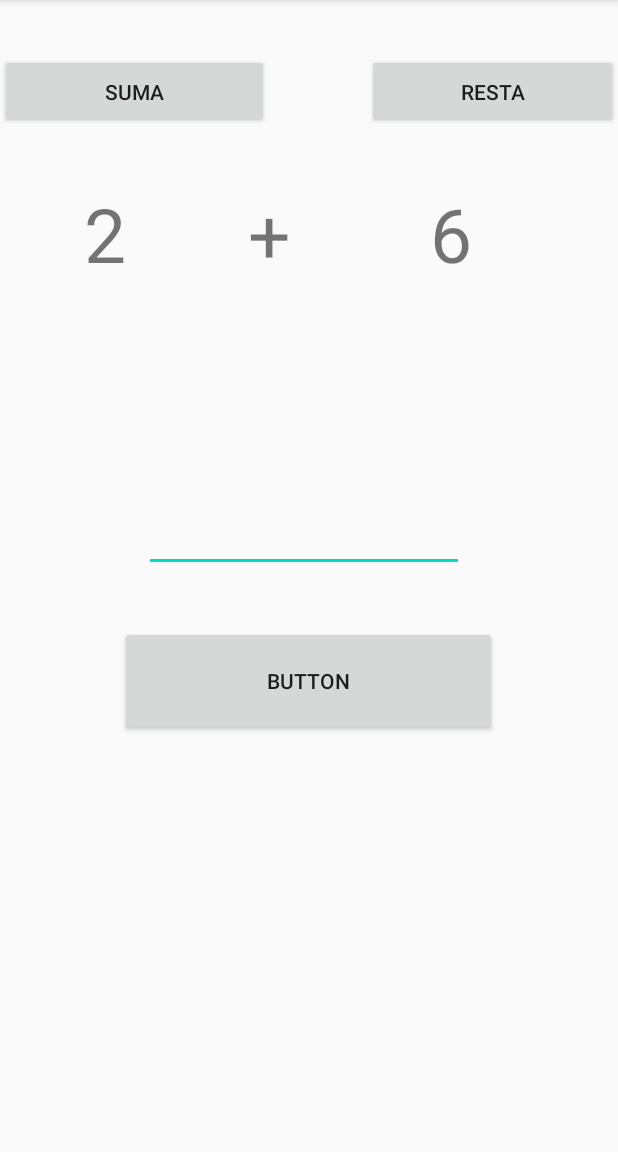
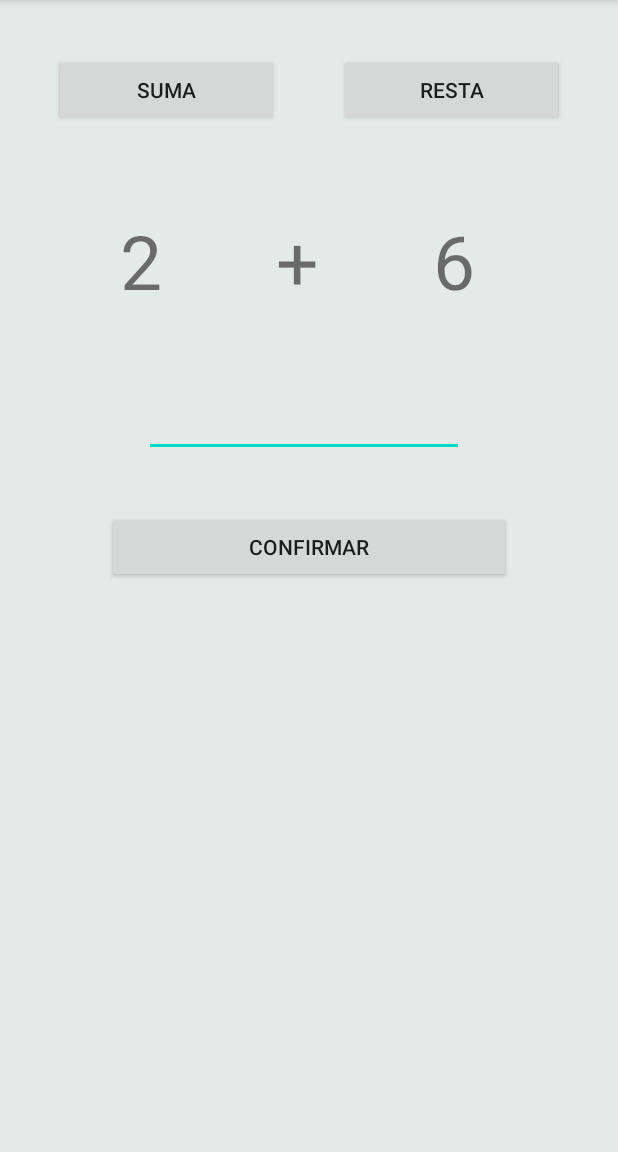
Before and after one commit to joni1023/LearnToMath, an Android app: the screen it shows after launch (MainActivity), on a phone screen of 412 x 824 dp, the part 84-1236 px from its top. Run offline under Robolectric (Android 15) with nearby library versions, the phone set to English and light mode, and no system bars.

Commit message:
varios arreglos

```diff
--- a/app/src/main/java/com/example/mentalmath/MainActivity.kt
+++ b/app/src/main/java/com/example/mentalmath/MainActivity.kt
@@ -2,7 +2,6 @@ package com.example.mentalmath
 
 import android.os.Bundle
 import android.view.View
-import android.widget.Button
 import android.widget.Toast
 import androidx.appcompat.app.AppCompatActivity
 import kotlinx.android.synthetic.main.activity_main.*
@@ -39,8 +38,9 @@ class MainActivity : AppCompatActivity(),View.OnClickListener {
 
     }
     private fun createResta(){
-        numOne.text= ((0..10).random()).toString()
-        numtwo.text= ((0..10).random()).toString()
+        val primer:Int=(0..10).random()
+        numOne.text= primer.toString()
+        numtwo.text= ((0..primer).random()).toString()
         signed.text="-"
 
     }
@@ -48,17 +48,29 @@ class MainActivity : AppCompatActivity(),View.OnClickListener {
     private fun enviarResult(){
         val num1: Int =  Integer.parseInt(numOne.text.toString())
         val num2: Int = Integer.parseInt(numtwo.text.toString())
+        val signo=signed.text.toString()
         val res: Int = Integer.parseInt(result.text.toString())
-        if (res == num1+num2 ){
-            Toast.makeText(this, "si verdader", Toast.LENGTH_SHORT).show()
-        }else{
-            result.text.clear()
-            if (signed.text.toString() == "+") {
+        when(signo){
+            "+" -> if (res == num1 + num2) {
+                Toast.makeText(this, "si verdader", Toast.LENGTH_SHORT).show()
+                result.text.clear()
                 createSuma()
-            }else{
+            } else {
+                Toast.makeText(this, "incorrecto", Toast.LENGTH_SHORT).show()
+                result.text.clear()
+                createSuma()
+                    }
+            "-" -> if (res == num1 - num2) {
+                Toast.makeText(this, "correcto", Toast.LENGTH_SHORT).show()
                 createResta()
+                result.text.clear()
+            } else {
+                Toast.makeText(this, "incorrecto", Toast.LENGTH_SHORT).show()
+                createResta()
+                result.text.clear()
             }
         }
+
     }
 
 
--- a/app/src/main/res/layout/activity_main.xml
+++ b/app/src/main/res/layout/activity_main.xml
@@ -4,26 +4,27 @@
     xmlns:tools="http://schemas.android.com/tools"
     android:layout_width="match_parent"
     android:layout_height="match_parent"
+    android:background="#E4EAE8"
     tools:context=".MainActivity">
 
     <TextView
         android:id="@+id/numOne"
-        android:layout_width="77dp"
-        android:layout_height="97dp"
-        android:layout_marginStart="56dp"
-        android:layout_marginTop="36dp"
-        android:text="TextView"
+        android:layout_width="wrap_content"
+        android:layout_height="wrap_content"
+        android:layout_marginStart="80dp"
+        android:layout_marginTop="56dp"
+        android:text="@string/numero"
         android:textSize="50sp"
         app:layout_constraintStart_toStartOf="parent"
         app:layout_constraintTop_toBottomOf="@+id/btn_suma" />
 
     <TextView
         android:id="@+id/numtwo"
-        android:layout_width="70dp"
-        android:layout_height="96dp"
-        android:layout_marginStart="44dp"
-        android:layout_marginTop="36dp"
-        android:text="TextView"
+        android:layout_width="wrap_content"
+        android:layout_height="wrap_content"
+        android:layout_marginStart="76dp"
+        android:layout_marginTop="56dp"
+        android:text="@string/numero"
         android:textSize="50sp"
         app:layout_constraintStart_toEndOf="@+id/signed"
         app:layout_constraintTop_toBottomOf="@+id/btn_resta" />
@@ -31,9 +32,9 @@
     <EditText
         android:id="@+id/result"
         android:layout_width="213dp"
-        android:layout_height="75dp"
+        android:layout_height="wrap_content"
         android:layout_marginStart="96dp"
-        android:layout_marginTop="88dp"
+        android:layout_marginTop="52dp"
         android:ems="10"
         android:inputType="number"
         app:layout_constraintStart_toStartOf="parent"
@@ -41,39 +42,41 @@
 
     <Button
         android:id="@+id/btn_confirm"
-        android:layout_width="251dp"
-        android:layout_height="73dp"
-        android:layout_marginStart="80dp"
+        android:layout_width="269dp"
+        android:layout_height="wrap_content"
         android:layout_marginTop="36dp"
-        android:text="Button"
+        android:text="@string/confirmar"
+        app:layout_constraintEnd_toEndOf="parent"
         app:layout_constraintStart_toStartOf="parent"
         app:layout_constraintTop_toBottomOf="@+id/result" />
 
     <Button
         android:id="@+id/btn_suma"
-        android:layout_width="179dp"
-        android:layout_height="50dp"
+        android:layout_width="150dp"
+        android:layout_height="48dp"
+        android:layout_marginStart="36dp"
         android:layout_marginTop="36dp"
-        android:text="suma"
-        app:layout_constraintTop_toTopOf="parent"
-        tools:layout_editor_absoluteX="16dp" />
+        android:text="@string/suma"
+        app:layout_constraintStart_toStartOf="parent"
+        app:layout_constraintTop_toTopOf="parent" />
 
     <Button
         android:id="@+id/btn_resta"
-        android:layout_width="167dp"
-        android:layout_height="50dp"
+        android:layout_width="150dp"
+        android:layout_height="wrap_content"
         android:layout_marginTop="36dp"
-        android:text="resta"
+        android:layout_marginEnd="36dp"
+        android:text="@string/resta"
         app:layout_constraintEnd_toEndOf="parent"
         app:layout_constraintTop_toTopOf="parent" />
 
     <TextView
         android:id="@+id/signed"
-        android:layout_width="77dp"
-        android:layout_height="98dp"
-        android:layout_marginStart="32dp"
-        android:layout_marginTop="36dp"
-        android:text="TextView"
+        android:layout_width="wrap_content"
+        android:layout_height="wrap_content"
+        android:layout_marginStart="76dp"
+        android:layout_marginTop="56dp"
+        android:text="@string/signo"
         android:textSize="50sp"
         app:layout_constraintStart_toEndOf="@+id/numOne"
         app:layout_constraintTop_toBottomOf="@+id/btn_suma" />
--- a/app/src/main/res/values/strings.xml
+++ b/app/src/main/res/values/strings.xml
@@ -1,3 +1,8 @@
 <resources>
     <string name="app_name">MentalMath</string>
+    <string name="numero">5</string>
+    <string name="confirmar">confirmar</string>
+    <string name="suma">suma</string>
+    <string name="resta">resta</string>
+    <string name="signo">+</string>
 </resources>
```
